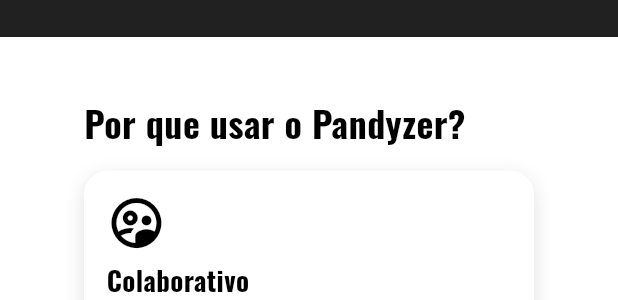
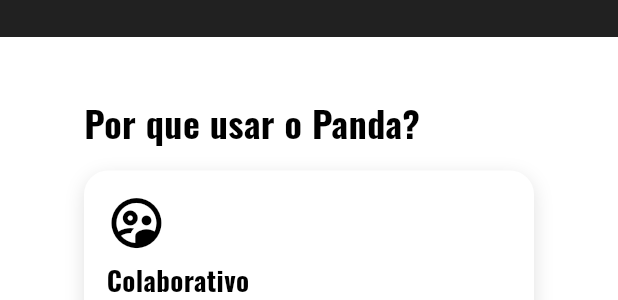
Before and after one commit to gabrielfjm/flutter-pandyzer, a Flutter app: the HomePage widget shown alone on an empty page, opened directly, on a phone screen of 412 x 824 dp. Shown: the part 560-860 px from the top of the screen. Run offline on Flutter 3.47's test engine with Material 3 defaults, Android fonts, the phone set to English and light mode, and no system bars; our stand-ins replace bloc, dropdown_button2, flutter_bloc, google_fonts, image_picker, lucide_icons and 1 more; missing offline and left inert: universal_html; accounts and stored records are empty; network calls fail.

Commit message:
Correção na home

```diff
--- a/lib/structure/pages/home/home_page.dart
+++ b/lib/structure/pages/home/home_page.dart
@@ -49,7 +49,7 @@ class HomePage extends StatelessWidget {
               crossAxisAlignment: CrossAxisAlignment.start,
               children: [
                 appText(
-                  text: 'Por que usar o Pandyzer?',
+                  text: 'Por que usar o Panda?',
                   fontSize: AppFontSize.fs24,
                   fontWeight: FontWeight.bold,
                   color: AppColors.black,
```
